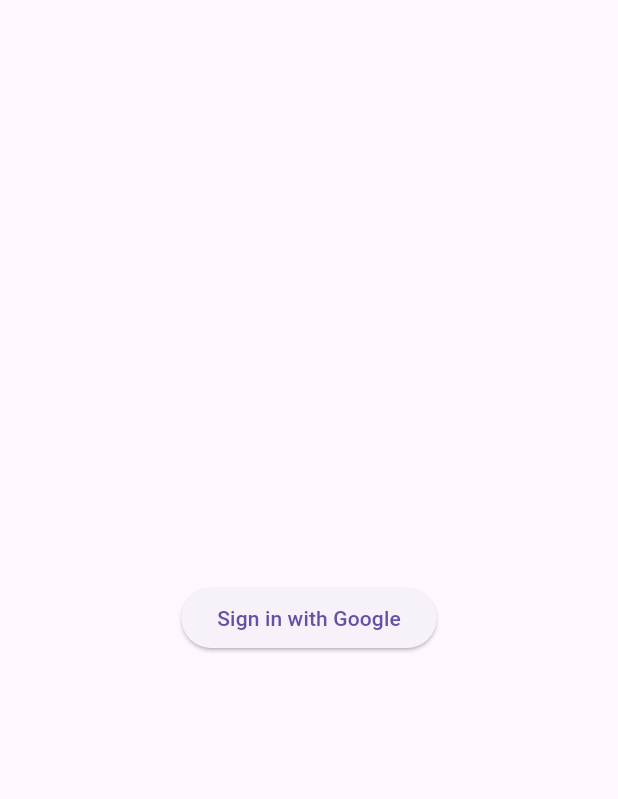
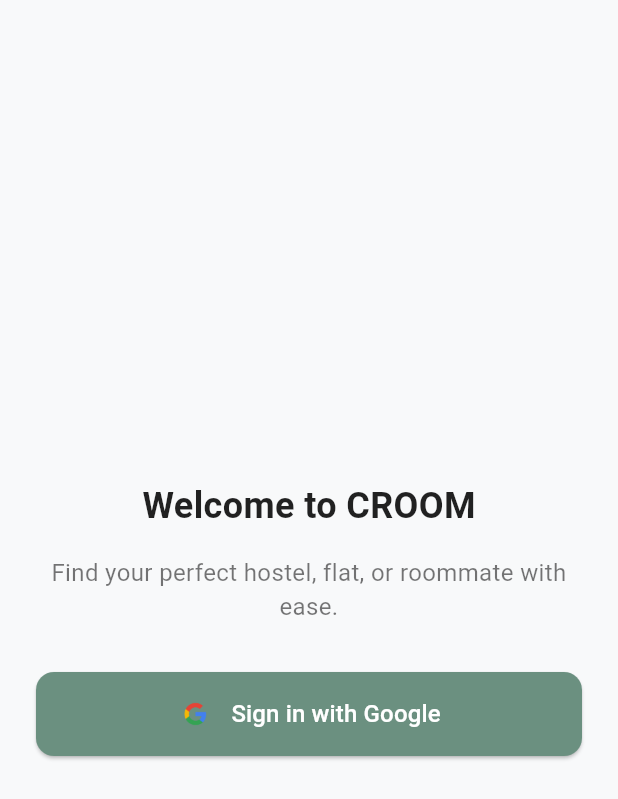
Before and after one commit to hano0709/croom2, a Flutter app: the screen it shows after launch, on a phone screen of 412 x 824 dp. Shown: the top 799 px of the screen. Run offline on Flutter 3.47's test engine with Material 3 defaults, Android fonts, the light colour scheme and no system bars; our stand-ins replace cloud_firestore, firebase_auth, firebase_core, google_sign_in; accounts and stored records are empty.

Commit message:
login screen UI improved

```diff
--- a/lib/login_screen.dart
+++ b/lib/login_screen.dart
@@ -38,11 +38,72 @@
 
   @override
   Widget build(BuildContext context) {
+    final Color primary = Color(0xFF6B9080);
+    final Color surface = Color(0xFFF8F9FA);
+
     return Scaffold(
-      body: Center(
-        child: ElevatedButton(
-          onPressed: () => _signInWithGoogle(context),
-          child: const Text("Sign in with Google"),
+      body: Container(
+        color: surface,
+        child: Center(
+          child: Padding(
+            padding: const EdgeInsets.symmetric(horizontal: 24.0),
+            child: Column(
+              mainAxisAlignment: MainAxisAlignment.center,
+              children: [
+                Text(
+                  'Welcome to CROOM',
+                  style: TextStyle(
+                    fontSize: 24,
+                    fontWeight: FontWeight.bold,
+                    color: Colors.black87,
+                  ),
+                ),
+                SizedBox(height: 16),
+                Text(
+                  'Find your perfect hostel, flat, or roommate with ease.',
+                  style: TextStyle(
+                    fontSize: 16,
+                    color: Colors.black54,
+                  ),
+                  textAlign: TextAlign.center,
+                ),
+                SizedBox(height: 32),
+
+                // Wrapped in SizedBox to control button width
+                SizedBox(
+                  width: double.infinity, // Makes button take full width
+                  child: ElevatedButton(
+                    onPressed: () => _signInWithGoogle(context),
+                    style: ElevatedButton.styleFrom(
+                      backgroundColor: primary,
+                      padding: EdgeInsets.symmetric(vertical: 16),
+                      shape: RoundedRectangleBorder(
+                        borderRadius: BorderRadius.circular(12),
+                      ),
+                    ),
+                    child: Row(
+                      mainAxisAlignment: MainAxisAlignment.center, // Center the row contents
+                      children: [
+                        Image.asset(
+                          'assets/google_logo.png',
+                          height: 24,
+                          width: 24,
+                        ),
+                        SizedBox(width: 12),
+                        Text(
+                          'Sign in with Google',
+                          style: TextStyle(
+                            fontSize: 16,
+                            color: Colors.white,
+                          ),
+                        ),
+                      ],
+                    ),
+                  ),
+                ),
+              ],
+            ),
+          ),
         ),
       ),
     );
--- a/pubspec.yaml
+++ b/pubspec.yaml
@@ -66,6 +66,7 @@
   assets:
      - assets/profile_placeholder.png
      - assets/property/
+     - assets/google_logo.png
   #   - images/a_dot_ham.jpeg
 
   # An image asset can refer to one or more resolution-specific "variants", see
```
Also changed, not shown: assets/google_logo.png (added).
